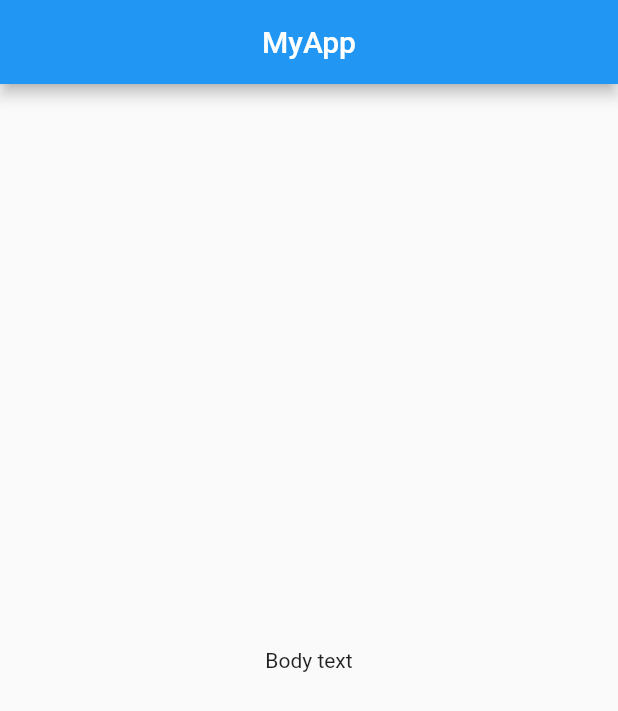
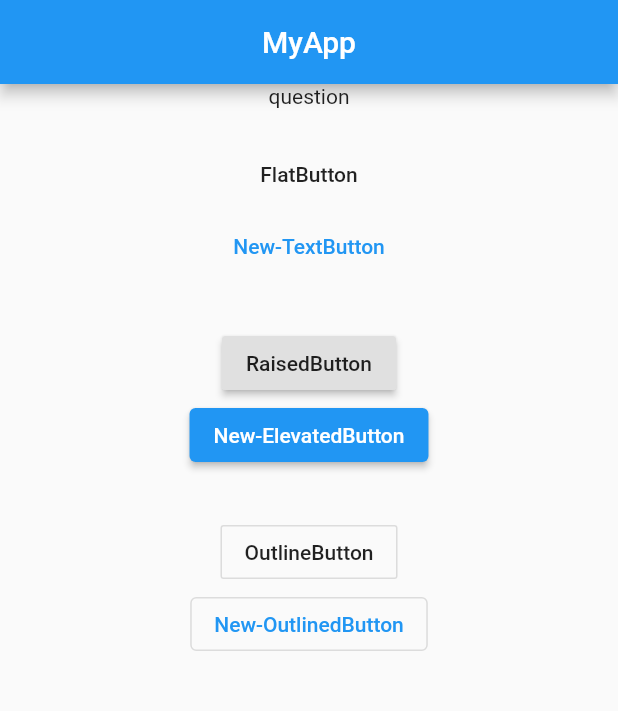
Before and after one commit to thomasbonnet12/easyexercicewithflutter, a Flutter app: the screen it shows after launch, on a phone screen of 412 x 824 dp. Shown: the top 711 px of the screen. Run offline on Flutter 3.47's test engine with Material 2 defaults, Android fonts, the phone set to English and light mode, and no system bars.

Commit message:
button added with annymous function

```diff
--- a/lib/main.dart
+++ b/lib/main.dart
@@ -5,8 +5,16 @@ void main() {
 }
 
 class MyApp extends StatelessWidget {
+  void answerQuestion() {
+    print('answer choosen');
+  }
+
   @override
   Widget build(BuildContext context) {
+    var questions = [
+      'What\'s your favorite color?',
+      'What\'s your favorite animal?',
+    ];
     return MaterialApp(
       home: Scaffold(
         appBar: AppBar(
@@ -17,7 +25,44 @@ class MyApp extends StatelessWidget {
           ),
         ),
         body: Center(
-          child: Text('Body text'),
+          child: Column(
+            children: [
+              Text('question'),
+              SizedBox(height: 20),
+              FlatButton(
+                  child: Text('FlatButton'),
+                  onPressed: () {
+                    answerQuestion();
+                  }),
+              TextButton(
+                  child: Text('New-TextButton'),
+                  onPressed: () {
+                    answerQuestion();
+                  }),
+              SizedBox(height: 30),
+              RaisedButton(
+                  child: Text('RaisedButton'),
+                  onPressed: () {
+                    answerQuestion();
+                  }),
+              ElevatedButton(
+                  child: Text('New-ElevatedButton'),
+                  onPressed: () {
+                    answerQuestion();
+                  }),
+              SizedBox(height: 30),
+              OutlineButton(
+                  child: Text('OutlineButton'),
+                  onPressed: () {
+                    answerQuestion();
+                  }),
+              OutlinedButton(
+                  child: Text('New-OutlinedButton'),
+                  onPressed: () {
+                    answerQuestion();
+                  }),
+            ],
+          ),
         ),
       ),
     );
```
